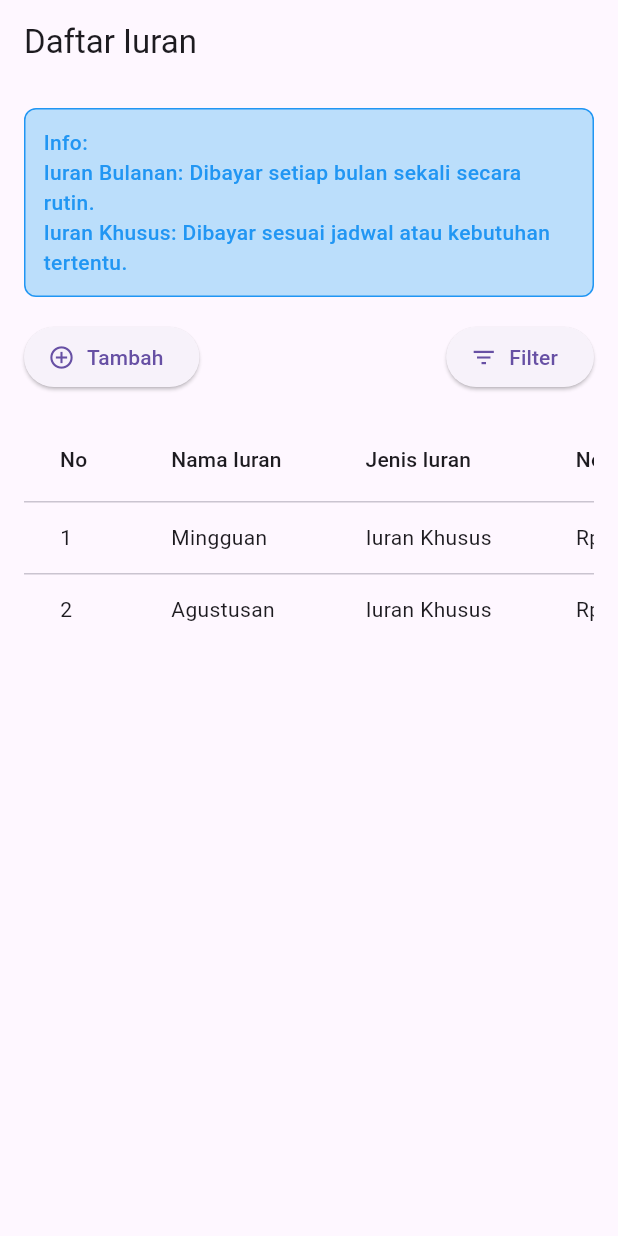
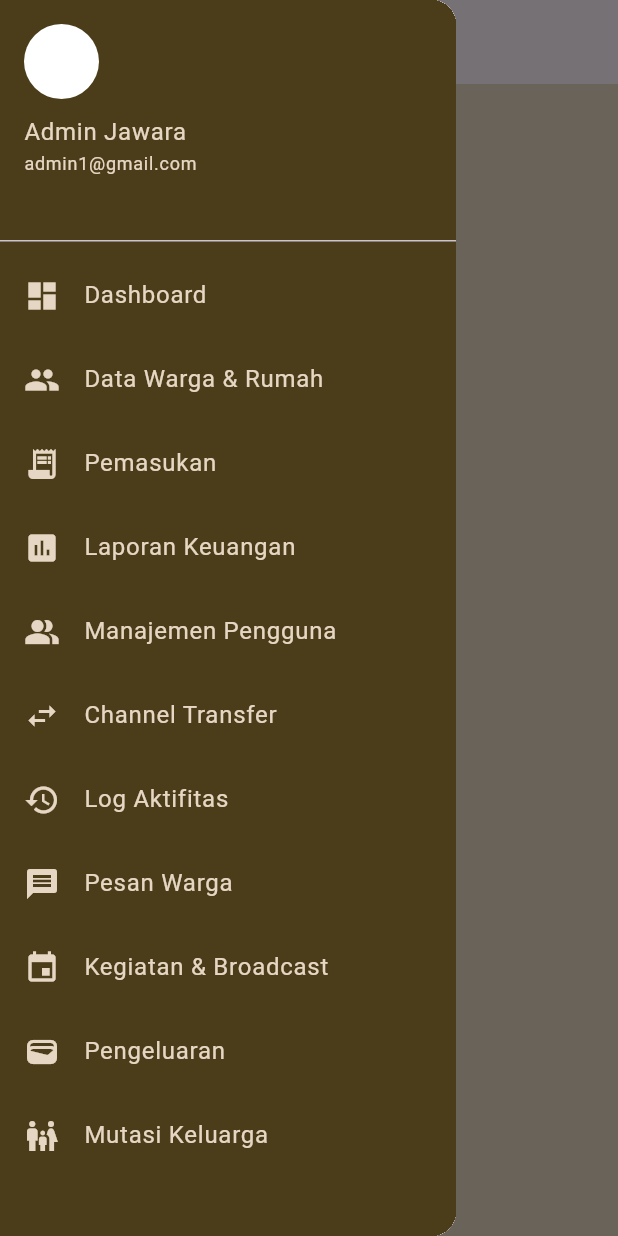
Before and after one commit to Ghetsa/UTS_Mobile_Kelompok3, a Flutter app: the screen it shows after launch, with the side drawer open (before the commit the screen has no drawer), on a phone screen of 412 x 824 dp. Run offline on Flutter 3.47's test engine with Material 3 defaults, Android fonts, the phone set to English and light mode, and no system bars.

Commit message:
tampilan sidebar

```diff
--- /dev/null
+++ b/jawara_kelompok3/lib/Dashboard/dashboard_page.dart
@@ -0,0 +1,17 @@
+import 'package:flutter/material.dart';
+import '../main.dart';
+
+class DashboardPage extends StatelessWidget {
+  const DashboardPage({super.key});
+
+  @override
+  Widget build(BuildContext context) {
+    return Scaffold(
+      appBar: AppBar(title: const Text("Dashboard")),
+      drawer: const AppSidebar(),
+      body: const Center(
+        child: Text("Halaman Dashboard (isi nanti)"),
+      ),
+    );
+  }
+}
--- a/jawara_kelompok3/lib/pages/detail_page.dart
+++ b/jawara_kelompok3/lib/Pemasukan/pages/detail_page.dart
@@ -1,4 +1,5 @@
 import 'package:flutter/material.dart';
+import '../../main.dart';
 
 class DetailPage extends StatelessWidget {
   const DetailPage({super.key});
@@ -9,6 +10,7 @@ class DetailPage extends StatelessWidget {
 
     return Scaffold(
       appBar: AppBar(title: const Text("Detail Iuran")),
+      drawer: const AppSidebar(),
       body: Padding(
         padding: const EdgeInsets.all(16.0),
         child: Column(
--- a/jawara_kelompok3/lib/pages/tambah_iuran_page.dart
+++ b/jawara_kelompok3/lib/Pemasukan/pages/tambah_iuran_page.dart
@@ -1,4 +1,5 @@
 import 'package:flutter/material.dart';
+import '../../main.dart';
 
 class TambahIuranPage extends StatefulWidget {
   const TambahIuranPage({super.key});
@@ -16,6 +17,7 @@ class _TambahIuranPageState extends State<TambahIuranPage> {
   Widget build(BuildContext context) {
     return Scaffold(
       appBar: AppBar(title: const Text("Tambah Iuran")),
+      drawer: const AppSidebar(),
       body: Padding(
         padding: const EdgeInsets.all(16.0),
         child: Form(
--- a/jawara_kelompok3/lib/main.dart
+++ b/jawara_kelompok3/lib/main.dart
@@ -1,7 +1,17 @@
 import 'package:flutter/material.dart';
-import 'pages/iuran_page.dart';
-import 'pages/tambah_iuran_page.dart';
-import 'pages/detail_page.dart';
+import 'Pemasukan/pages/iuran_page.dart';
+import 'Pemasukan/pages/tambah_iuran_page.dart';
+import 'Pemasukan/pages/detail_page.dart';
+import 'Channel transfer/channel_transfer.dart';
+import 'Dashboard/dashboard_page.dart';
+import 'Data warga dan rumah/data_warga_page.dart';
+import 'Kegiatan dan broadcast/kegiatan.dart';
+import 'Laporan keuangan/laporan_keuangan.dart';
+import 'Log aktifitas/log_aktifitas.dart';
+import 'Manajemen pengguna/manajemen_pengguna.dart';
+import 'Mutasi keluarga/mutasi_keluarga.dart';
+import 'Pengeluaran/pengeluaran.dart';
+import 'Pesan warga/pesan_warga.dart';
 
 void main() {
   runApp(const MyApp());
@@ -15,13 +25,84 @@ class MyApp extends StatelessWidget {
     return MaterialApp(
       debugShowCheckedModeBanner: false,
       title: 'Iuran Warga',
-      theme: ThemeData(primarySwatch: Colors.blue),
+      theme: ThemeData(
+        primarySwatch: Colors.blue,
+        scaffoldBackgroundColor: const Color(0xFFE6D7C4), // background halaman
+      ),
       initialRoute: '/',
       routes: {
-        '/': (context) => const IuranPage(),
+        '/': (context) => const DashboardPage(),
+        '/iuran': (context) => const IuranPage(),
         '/tambah': (context) => const TambahIuranPage(),
         '/detail': (context) => const DetailPage(),
+        '/data': (context) => const DataWargaPage(),
+        '/laporan': (context) => const LaporanKeuanganPage(),
+        '/manajemen': (context) => const ManajemenPenggunaPage(),
+        '/channel': (context) => const ChannelTransferPage(),
+        '/log': (context) => const LogAktifitasPage(),
+        '/pesan': (context) => const PesanWargaPage(),
+        '/kegiatan': (context) => const KegiatanBroadcastPage(),
+        '/pengeluaran': (context) => const PengeluaranPage(),
+        '/mutasi': (context) => const MutasiKeluargaPage(),
       },
     );
   }
 }
+
+/// Widget Sidebar
+class AppSidebar extends StatelessWidget {
+  const AppSidebar({super.key});
+
+  @override
+  Widget build(BuildContext context) {
+    return Drawer(
+      child: Container(
+        color: const Color(0xFF4B3D1A), // warna background sidebar
+        child: ListView(
+          padding: EdgeInsets.zero,
+          children: [
+            const DrawerHeader(
+              decoration: BoxDecoration(color: Color(0xFF4B3D1A)),
+              child: Column(
+                crossAxisAlignment: CrossAxisAlignment.start,
+                children: [
+                  CircleAvatar(radius: 25, backgroundColor: Colors.white),
+                  SizedBox(height: 10),
+                  Text("Admin Jawara",
+                      style: TextStyle(color: Color(0xFFE6D7C4), fontSize: 16)),
+                  Text("admin1@gmail.com",
+                      style: TextStyle(color: Color(0xFFE6D7C4), fontSize: 12)),
+                ],
+              ),
+            ),
+            _buildMenuItem(Icons.dashboard, "Dashboard", "/", context),
+            _buildMenuItem(Icons.people, "Data Warga & Rumah", "/data", context),
+            _buildMenuItem(Icons.receipt_long, "Pemasukan", "/iuran", context),
+            _buildMenuItem(Icons.insert_chart, "Laporan Keuangan", "/laporan", context),
+            _buildMenuItem(Icons.people_alt, "Manajemen Pengguna", "/manajemen", context),
+            _buildMenuItem(Icons.swap_horiz, "Channel Transfer", "/channel", context),
+            _buildMenuItem(Icons.history, "Log Aktifitas", "/log", context),
+            _buildMenuItem(Icons.message, "Pesan Warga", "/pesan", context),
+            _buildMenuItem(Icons.event, "Kegiatan & Broadcast", "/kegiatan", context),
+            _buildMenuItem(Icons.wallet, "Pengeluaran", "/pengeluaran", context),
+            _buildMenuItem(Icons.family_restroom, "Mutasi Keluarga", "/mutasi", context),
+          ],
+        ),
+      ),
+    );
+  }
+
+  static Widget _buildMenuItem(
+      IconData icon, String title, String route, BuildContext context) {
+    return ListTile(
+      leading: Icon(icon, color: const Color(0xFFE6D7C4)), // ikon warna krem
+      title: Text(title, style: const TextStyle(color: Color(0xFFE6D7C4))), // teks krem
+      onTap: () {
+        Navigator.pop(context);
+        if (ModalRoute.of(context)?.settings.name != route) {
+          Navigator.pushNamed(context, route);
+        }
+      },
+    );
+  }
+}
```
Also changed, not shown: jawara_kelompok3/lib/Channel transfer/channel_transfer.dart (added, +17 -0 lines), jawara_kelompok3/lib/Data warga dan rumah/data_warga_page.dart (added, +17 -0 lines), jawara_kelompok3/lib/Kegiatan dan broadcast/kegiatan.dart (added, +17 -0 lines), jawara_kelompok3/lib/Laporan keuangan/laporan_keuangan.dart (added, +17 -0 lines), jawara_kelompok3/lib/Log aktifitas/log_aktifitas.dart (added, +17 -0 lines), jawara_kelompok3/lib/Manajemen pengguna/manajemen_pengguna.dart (added, +17 -0 lines), jawara_kelompok3/lib/Mutasi keluarga/mutasi_keluarga.dart (added, +17 -0 lines), jawara_kelompok3/lib/Pemasukan/pages/iuran_page.dart (renamed from jawara_kelompok3/lib/pages/iuran_page.dart, +52 -5 lines), jawara_kelompok3/lib/Pengeluaran/pengeluaran.dart (added, +17 -0 lines), jawara_kelompok3/lib/Pesan warga/pesan_warga.dart (added, +17 -0 lines), jawara_kelompok3/lib/Pemasukan/widgets/info_box.dart (renamed from jawara_kelompok3/lib/widgets/info_box.dart).
